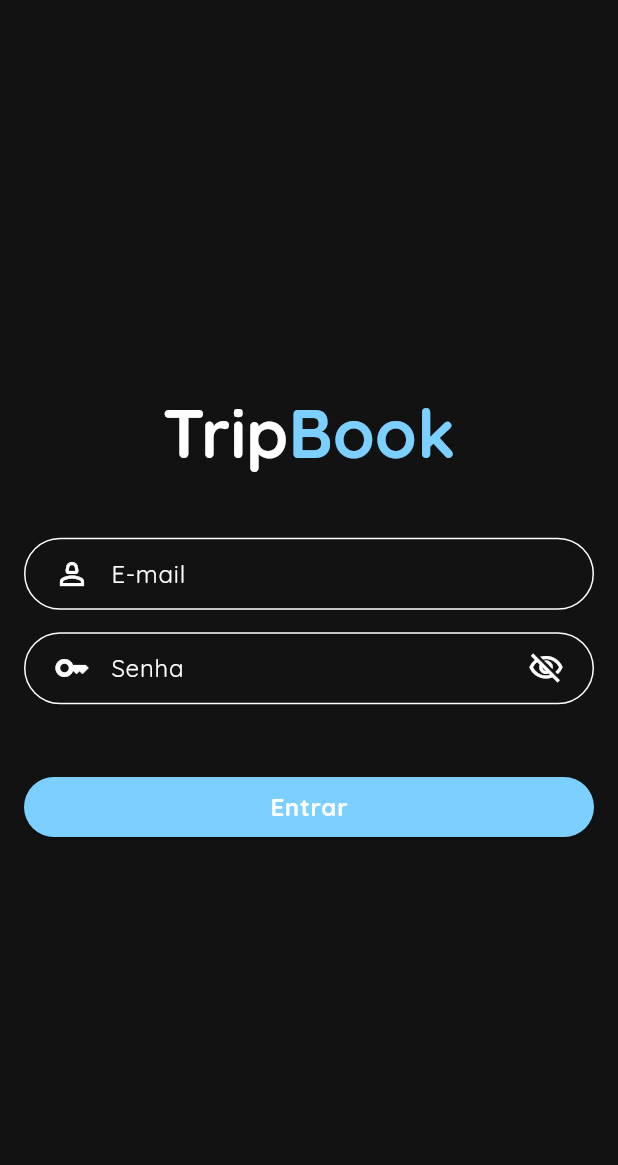
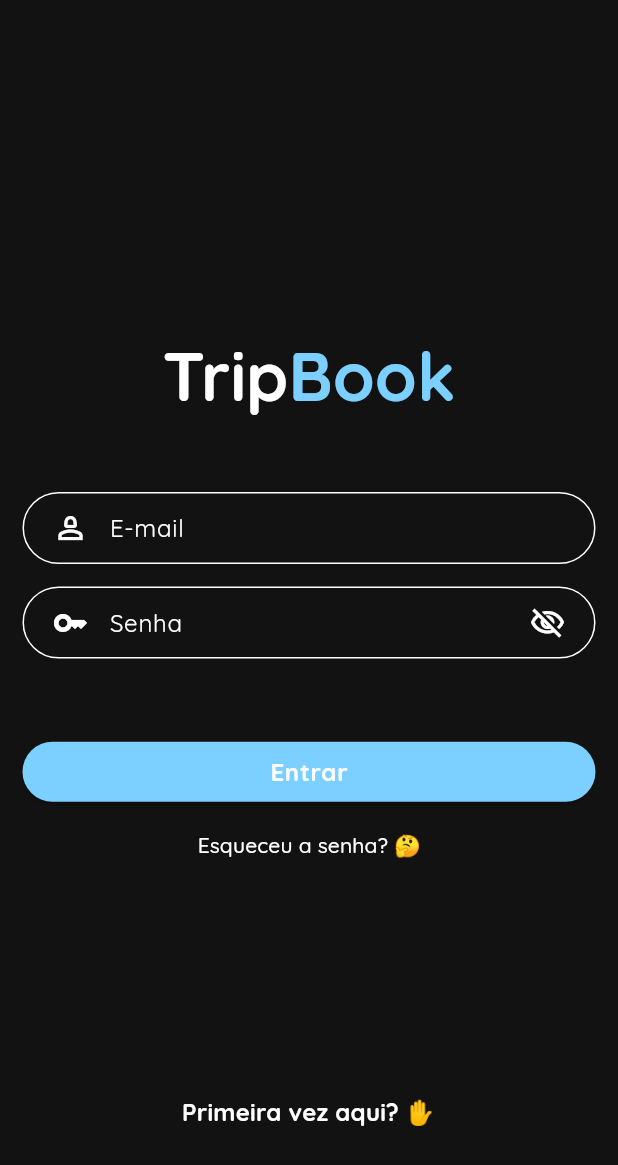
Before and after one commit to rafaelc-rb/tripbook, a Flutter app: the screen it shows after launch, on a phone screen of 412 x 824 dp. Shown: the top 1165 px of the screen. Run offline on Flutter 3.47's test engine with Material 3 defaults, Android fonts, the phone set to English and light mode, and no system bars.

Commit message:
feat: textos Esqueceu a senha? e Primeira vez aqui? adicionados

```diff
--- a/tripbook_app/lib/pages/login.dart
+++ b/tripbook_app/lib/pages/login.dart
@@ -17,17 +17,26 @@ class _LoginPageState extends State<LoginPage> {
     return Scaffold(
       body: Center(
         child: Padding(
-          padding: const EdgeInsets.all(16.0),
+          padding: const EdgeInsets.symmetric(horizontal: 15.0, vertical: 70.0),
           child: SizedBox(
-            height: 300,
             child: Form(
               key: _formKey,
+              child: Column(
+                mainAxisAlignment: MainAxisAlignment.spaceBetween,
+                children: [
+                  const SizedBox(),
+                  SizedBox(
+                    height: 350,
                     child: Column(
                       mainAxisAlignment: MainAxisAlignment.spaceBetween,
                       children: [
                         _buildLogo(context),
                         _buildFormFields(),
                         _buildLoginButton(),
+                      ],
+                    ),
+                  ),
+                  _buildRegisterButton(context),
                 ],
               ),
             ),
@@ -97,7 +106,9 @@ class _LoginPageState extends State<LoginPage> {
   }
 
   Widget _buildLoginButton() {
-    return Button(
+    return Column(
+      children: [
+        Button(
           label: 'Entrar',
           onPressed: () {
             if (_formKey.currentState!.validate()) {
@@ -107,6 +118,79 @@ class _LoginPageState extends State<LoginPage> {
               print('Falha na validação');
             }
           },
+        ),
+        Padding(
+          padding: const EdgeInsets.only(top: 15.0),
+          child: _buildForgotPassword(context),
+        )
+      ],
     );
   }
+
+  Widget _buildForgotPassword(BuildContext context) {
+    return GestureDetector(
+        onTap: () {
+          showModalBottomSheet<void>(
+            context: context,
+            builder: (BuildContext context) {
+              return Container(
+                height: 200,
+                color: Colors.amber,
+                child: Center(
+                  child: Column(
+                    mainAxisAlignment: MainAxisAlignment.center,
+                    mainAxisSize: MainAxisSize.min,
+                    children: <Widget>[
+                      const Text('BottomSheet de recuperação de senha'),
+                      ElevatedButton(
+                        child: const Text('Fechar BottomSheet'),
+                        onPressed: () => Navigator.pop(context),
+                      )
+                    ],
+                  ),
+                ),
+              );
+            },
+          );
+        },
+        child: Text(
+          'Esqueceu a senha? 🤔',
+          style: Theme.of(context).textTheme.titleSmall,
+        ));
   }
+
+  Widget _buildRegisterButton(BuildContext context) {
+    return GestureDetector(
+        onTap: () {
+          showModalBottomSheet<void>(
+            context: context,
+            builder: (BuildContext context) {
+              return Container(
+                height: 200,
+                color: Colors.amber,
+                child: Center(
+                  child: Column(
+                    mainAxisAlignment: MainAxisAlignment.center,
+                    mainAxisSize: MainAxisSize.min,
+                    children: <Widget>[
+                      const Text('BottomSheet de cadastro'),
+                      ElevatedButton(
+                        child: const Text('Fechar BottomSheet'),
+                        onPressed: () => Navigator.pop(context),
+                      )
+                    ],
+                  ),
+                ),
+              );
+            },
+          );
+        },
+        child: Text(
+          'Primeira vez aqui? ✋',
+          style: Theme.of(context)
+              .textTheme
+              .titleMedium
+              ?.copyWith(fontWeight: FontWeight.bold),
+        ));
+  }
+}
```
Lines whose indentation alone changed are shown as unchanged.
